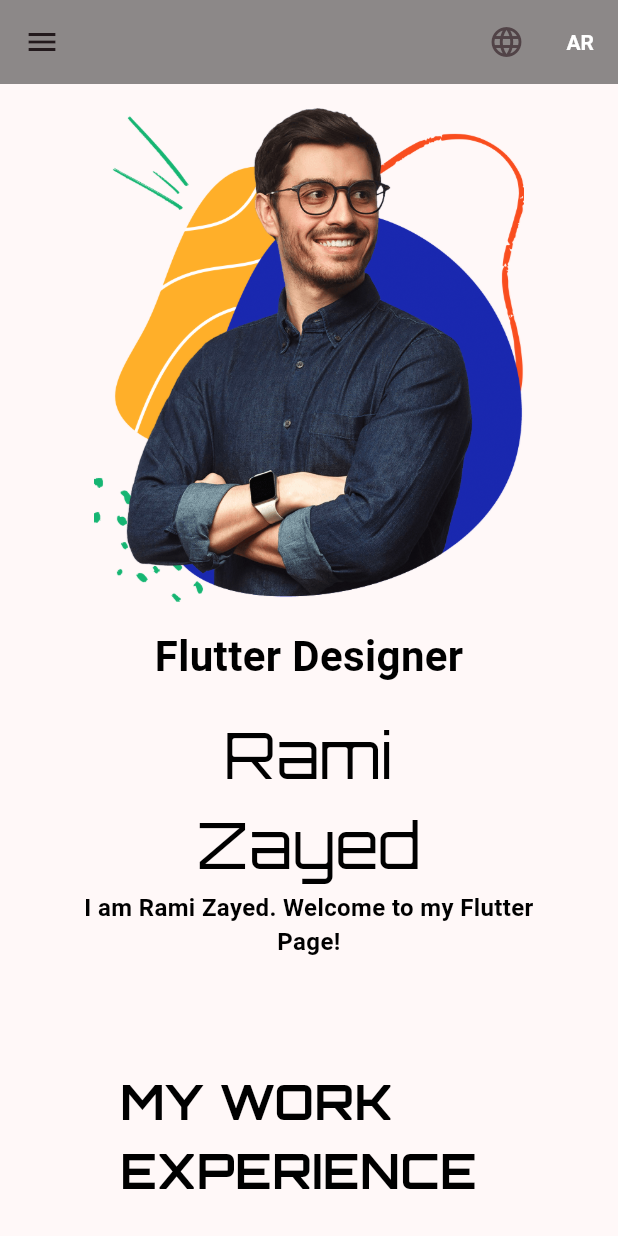
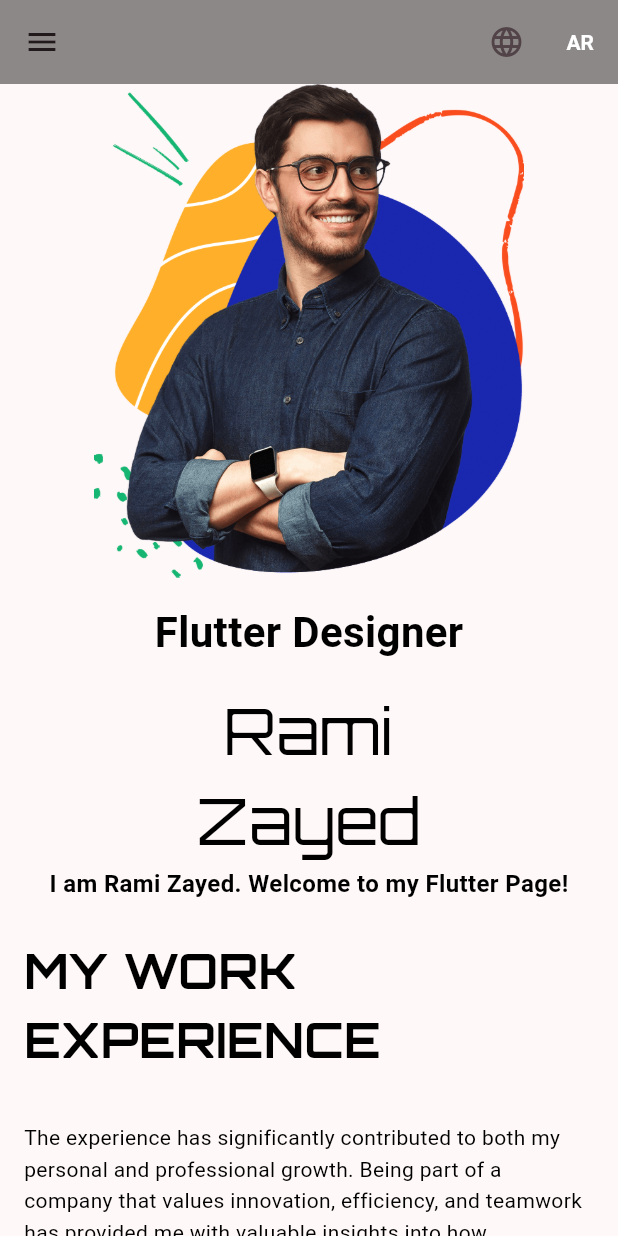
Before and after one commit to ramiwzayed/portfolio, a Flutter app: the screen it shows after launch, after a tap on the "language" icon, on a phone screen of 412 x 824 dp. Run offline on Flutter 3.47's test engine with Material 3 defaults, Android fonts, the phone set to English and light mode, and no system bars; our stand-ins replace font_awesome_flutter.

Commit message:
Refactor title components and optimize layouts
Moved `SectionTitle` to a dedicated widget, improving code reusability across sections. Simplified container structures and cleaned up redundant padding and unused functions. Updated imports to reflect the new widget location.

```diff
--- a/lib/main.dart
+++ b/lib/main.dart
@@ -4,17 +4,21 @@ import 'package:portfolio/sections/education/education.dart';
 import 'package:portfolio/sections/experience/experience.dart';
 import 'package:portfolio/sections/home/home.dart';
 import 'package:portfolio/sections/work/work.dart';
+
 void main() {
   runApp(const MyApp());
 }
+
 class MyApp extends StatefulWidget {
   const MyApp({super.key});
 
   @override
   State<MyApp> createState() => _MyAppState();
 }
+
 class _MyAppState extends State<MyApp> {
   bool _isDarkMode = false;
+
   @override
   Widget build(BuildContext context) {
     return MaterialApp(
@@ -22,7 +26,8 @@ class _MyAppState extends State<MyApp> {
       debugShowCheckedModeBanner: false,
       theme: ThemeData(
         colorScheme: ColorScheme.fromSeed(
-          seedColor: Theme.of(context).brightness == Brightness.dark
+          seedColor:
+              Theme.of(context).brightness == Brightness.dark
                   ? Colors.white
                   : Colors.black,
         ),
@@ -46,6 +51,7 @@ class _MyAppState extends State<MyApp> {
     );
   }
 }
+
 class MyHomePage extends StatefulWidget {
   const MyHomePage({
     super.key,
@@ -61,6 +67,7 @@ class MyHomePage extends StatefulWidget {
   @override
   State<MyHomePage> createState() => _MyHomePageState();
 }
+
 class _MyHomePageState extends State<MyHomePage> {
   final Map<String, GlobalKey> _sectionKeys = {
     'Work': GlobalKey(),
@@ -69,6 +76,7 @@ class _MyHomePageState extends State<MyHomePage> {
     'Contact': GlobalKey(),
   };
   bool _isEnglish = true;
+
   void _scrollToSection(String section) {
     final context = _sectionKeys[section]?.currentContext;
     if (context != null) {
@@ -79,6 +87,7 @@ class _MyHomePageState extends State<MyHomePage> {
       );
     }
   }
+
   @override
   Widget build(BuildContext context) {
     final horizontalPadding = !isMobile() ? 150.0 : 16.0;
@@ -86,14 +95,10 @@ class _MyHomePageState extends State<MyHomePage> {
       appBar: AppBar(
         backgroundColor: widget.isDarkMode ? Colors.white : Colors.black45,
         titleTextStyle: TextStyle(
-          color: !widget.isDarkMode
-              ? Colors.black
-              : Colors.white,
+          color: !widget.isDarkMode ? Colors.black : Colors.white,
         ),
         toolbarTextStyle: TextStyle(
-          color: widget.isDarkMode
-              ? Colors.black
-              : Colors.white,
+          color: widget.isDarkMode ? Colors.black : Colors.white,
         ),
         actions: [
           if (!isMobile()) ..._buildNavBarActions(),
@@ -122,15 +127,18 @@ class _MyHomePageState extends State<MyHomePage> {
       drawer: isMobile() ? _buildDrawer() : null,
       body: SingleChildScrollView(
         child: Padding(
-          padding:
-          EdgeInsets.fromLTRB(horizontalPadding, 0, horizontalPadding, 0),
-          child: Column(
-            children: _buildSections(),
+          padding: EdgeInsets.fromLTRB(
+            horizontalPadding,
+            0,
+            horizontalPadding,
+            0,
           ),
+          child: Column(children: _buildSections()),
         ),
       ),
     );
   }
+
   Widget _buildDrawer() {
     return Drawer(
       child: ListView(
@@ -175,6 +183,7 @@ class _MyHomePageState extends State<MyHomePage> {
       ),
     );
   }
+
   List<Widget> _buildNavBarActions() {
     return _sectionKeys.keys
         .map(
@@ -188,6 +197,7 @@ class _MyHomePageState extends State<MyHomePage> {
         )
         .toList();
   }
+
   String _translateSection(String section) {
     final translations = {
       'Work': 'عمل',
@@ -198,28 +208,14 @@ class _MyHomePageState extends State<MyHomePage> {
     };
     return translations[section] ?? section; // Use translation or fallback
   }
+
   List<Widget> _buildSections() {
     return [
-      Container(
-        key: _sectionKeys['Hero'],
-        child: HeroSection(),
-      ),
-      Container(
-        key: _sectionKeys['Work'],
-        child: WorkSection(),
-      ),
-      Container(
-        key: _sectionKeys['Education'],
-        child: EducationSection(),
-      ),
-      Container(
-        key: _sectionKeys['Experience'],
-        child: ExperienceSection(),
-      ),
-      Container(
-        key: _sectionKeys['Contact'],
-        child: ContactSection(),
-      )
+      Container(key: _sectionKeys['Hero'], child: HeroSection()),
+      Container(key: _sectionKeys['Work'], child: WorkSection()),
+      Container(key: _sectionKeys['Education'], child: EducationSection()),
+      Container(key: _sectionKeys['Experience'], child: ExperienceSection()),
+      Container(key: _sectionKeys['Contact'], child: ContactSection()),
     ];
   }
 
--- a/lib/sections/contact/contact.dart
+++ b/lib/sections/contact/contact.dart
@@ -1,8 +1,7 @@
 import 'package:flutter/material.dart';
 import 'package:font_awesome_flutter/font_awesome_flutter.dart';
 import 'package:url_launcher/url_launcher.dart';
-
-import '../editing/tittle.dart';
+import 'package:portfolio/widgets/editing/section_tittle.dart';
 
 class ContactSection extends StatelessWidget {
   const ContactSection({super.key});
@@ -48,15 +47,11 @@ class ContactSection extends StatelessWidget {
       },
     ];
 
-    return Container(
-      padding: const EdgeInsets.symmetric(horizontal: 32.0, vertical: 16.0),
-      child: Column(
+    return Column(
       crossAxisAlignment: CrossAxisAlignment.start,
       mainAxisSize: MainAxisSize.min,
       children: [
         const SectionTitle(title: 'Get in Touch'),
-          SizedBox(height: 16.0),
-          SizedBox(height: 8),
         GridView.builder(
           shrinkWrap: true,
           physics: const NeverScrollableScrollPhysics(),
@@ -70,9 +65,7 @@ class ContactSection extends StatelessWidget {
           ),
           itemBuilder: (context, index) {
             final detail = contactDetails[index];
-              return GestureDetector(
-                onTap: detail['onTap'] ?? () {},
-                child: Row(
+            return Row(
               children: [
                 Icon(
                   detail['icon'],
@@ -91,12 +84,10 @@ class ContactSection extends StatelessWidget {
                   ),
                 ),
               ],
-                ),
             );
           },
         ),
       ],
-      ),
     );
   }
 
@@ -107,35 +98,4 @@ class ContactSection extends StatelessWidget {
       throw 'Could not launch $url';
     }
   }
-List<Widget> buildRows(List<Map<String, dynamic>> contactDetails, int crossAxisCount) {
-  final rows = <Widget>[];
-  for (var i = 0; i < contactDetails.length; i += crossAxisCount) {
-    final rowChildren = contactDetails
-        .skip(i)
-        .take(crossAxisCount)
-        .map((detail) => Flexible(
-              child: GestureDetector(
-                onTap: detail['onTap'] ?? () {},
-                child: Row(
-                  children: [
-                    Icon(
-                      detail['icon'],
-                      color: detail['iconColor'],
-                    ),
-                    const SizedBox(width: 8),
-                    Expanded(
-                      child: Text(
-                        detail['label'],
-                        overflow: TextOverflow.ellipsis,
-                      ),
-                    ),
-                ],
-                ),
-              ),
-            ))
-        .toList();
-    rows.add(Row(children: rowChildren));
 }
-  return rows;
-}
-}
--- a/lib/sections/editing/tittle.dart
+++ /dev/null
@@ -1,26 +0,0 @@
-import 'package:flutter/material.dart';
-
-class SectionTitle extends StatelessWidget {
-  final String title;
-
-  const SectionTitle({super.key, required this.title});
-
-  @override
-  Widget build(BuildContext context) {
-    final isDarkMode = Theme.of(context).brightness == Brightness.dark;
-
-    return Padding(
-      padding: const EdgeInsets.symmetric(horizontal: 32.0, vertical: 16.0),
-      child: Text(
-        title.toUpperCase(),
-        textAlign: TextAlign.left,
-        style: TextStyle(
-          fontSize: 32.0,
-          fontWeight: FontWeight.bold,
-          fontFamily: 'Orbitron',
-          color: isDarkMode ? Colors.white : Colors.black,
-        ),
-      ),
-    );
-  }
-}
--- a/lib/sections/education/education.dart
+++ b/lib/sections/education/education.dart
@@ -1,5 +1,5 @@
 import 'package:flutter/material.dart';
-import 'package:portfolio/sections/editing/tittle.dart';
+import 'package:portfolio/widgets/editing/section_tittle.dart';
 import 'education_row.dart';
 
 class EducationSection extends StatelessWidget {
@@ -7,7 +7,7 @@ class EducationSection extends StatelessWidget {
 
   @override
   Widget build(BuildContext context) {
-    final _ = Theme.of(context).brightness == Brightness.dark;
+    // isMobile()
     final screenWidth = MediaQuery.of(context).size.width;
     final int itemsPerRow = screenWidth > 600 ? 2 : 1;
     final educationItems = [
@@ -32,6 +32,8 @@ class EducationSection extends StatelessWidget {
         iconColor: Colors.blueAccent,
       ),
     ];
+
+    // Build rows dynamically
     List<Widget> buildRows(List<EducationItem> items, int itemsPerRow) {
       List<Widget> rows = [];
       for (int i = 0; i < items.length; i += itemsPerRow) {
@@ -41,7 +43,8 @@ class EducationSection extends StatelessWidget {
             children: List.generate(
               itemsPerRow,
               (j) => Flexible(
-                child: i + j < items.length
+                child:
+                    i + j < items.length
                         ? items[i + j]
                         : const SizedBox.shrink(),
               ),
@@ -52,16 +55,14 @@ class EducationSection extends StatelessWidget {
       }
       return rows;
     }
-    return Container(
-      padding: const EdgeInsets.symmetric(horizontal: 32.0, vertical: 16.0),
-      child: Column(
+
+    return Column(
       crossAxisAlignment: CrossAxisAlignment.start,
       children: [
         const SectionTitle(title: 'Education'),
         SizedBox(height: 16.0),
-          ...buildRows(educationItems, itemsPerRow)
+        ...buildRows(educationItems, itemsPerRow),
       ],
-      ),
     );
   }
 }
--- a/lib/sections/experience/experience.dart
+++ b/lib/sections/experience/experience.dart
@@ -1,6 +1,6 @@
 import 'package:flutter/material.dart';
 
-import '../editing/tittle.dart';
+import 'package:portfolio/widgets/editing/section_tittle.dart';
 
 class ExperienceSection extends StatelessWidget {
   const ExperienceSection({super.key});
@@ -17,7 +17,6 @@ class ExperienceSection extends StatelessWidget {
       'WiFi Crack',
     ];
     return SingleChildScrollView(
-      padding: const EdgeInsets.symmetric(horizontal: 32.0, vertical: 16.0),
       child: Column(
         crossAxisAlignment: CrossAxisAlignment.start,
         children: [
@@ -51,6 +50,7 @@ class ExperienceSection extends StatelessWidget {
     );
   }
 
+  // remove
   Widget _buildExperienceCard(String experience, bool isDarkMode) {
     return Container(
       padding: const EdgeInsets.symmetric(horizontal: 16.0, vertical: 12.0),
--- a/lib/sections/home/home.dart
+++ b/lib/sections/home/home.dart
@@ -1,6 +1,6 @@
 import 'package:flutter/material.dart';
 
-import '../editing/tittle.dart';
+import 'package:portfolio/widgets/editing/section_tittle.dart';
 
 class HeroSection extends StatelessWidget {
   const HeroSection({super.key});
@@ -10,11 +10,10 @@ class HeroSection extends StatelessWidget {
     final isDarkMode = Theme.of(context).brightness == Brightness.dark;
     final screenWidth = MediaQuery.of(context).size.width;
 
-    return Padding(
-      padding: const EdgeInsets.symmetric(horizontal: 32.0, vertical: 16.0),
-      child: Column(
+    return Column(
       children: [
-          screenWidth > 800 // Wide screens
+        screenWidth >
+                800 // Wide screens
             ? Row(
               crossAxisAlignment: CrossAxisAlignment.center,
               mainAxisSize: MainAxisSize.min,
@@ -98,8 +97,6 @@ class HeroSection extends StatelessWidget {
               ],
             ),
       ],
-      ),
     );
   }
-
 }
--- a/lib/sections/work/work.dart
+++ b/lib/sections/work/work.dart
@@ -1,6 +1,6 @@
 import 'package:flutter/material.dart';
 
-import '../editing/tittle.dart';
+import 'package:portfolio/widgets/editing/section_tittle.dart';
 
 class WorkSection extends StatelessWidget {
   const WorkSection({super.key});
@@ -10,9 +10,7 @@ class WorkSection extends StatelessWidget {
     final isDarkMode = Theme.of(context).brightness == Brightness.dark;
     final screenWidth = MediaQuery.of(context).size.width;
 
-      return Container(
-        padding: const EdgeInsets.symmetric(horizontal: 32.0, vertical: 16.0),
-        child: Column(
+    return Column(
       crossAxisAlignment: CrossAxisAlignment.start,
       mainAxisSize: MainAxisSize.min,
       children: [
@@ -32,8 +30,6 @@ class WorkSection extends StatelessWidget {
         ),
         const SizedBox(height: 32.0),
       ],
-        ),
-
     );
   }
 }
--- /dev/null
+++ b/lib/widgets/editing/section_tittle.dart
@@ -0,0 +1,30 @@
+import 'package:flutter/material.dart';
+
+class SectionTitle extends StatelessWidget {
+  final String title;
+
+  const SectionTitle({super.key, required this.title});
+
+  @override
+  Widget build(BuildContext context) {
+    //
+    final isDarkMode = Theme.of(context).brightness == Brightness.dark;
+
+    return Column(
+      crossAxisAlignment: CrossAxisAlignment.start,
+      children: [
+        Text(
+          title.toUpperCase(),
+          textAlign: TextAlign.left,
+          style: TextStyle(
+            fontSize: 32.0,
+            fontWeight: FontWeight.bold,
+            fontFamily: 'Orbitron',
+            color: isDarkMode ? Colors.white : Colors.black,
+          ),
+        ),
+        SizedBox(height: 16.0),
+      ],
+    );
+  }
+}
```
Also changed, not shown: lib/sections/main/main1.dart (+6 -7 lines). Lines whose indentation alone changed are shown as unchanged.
